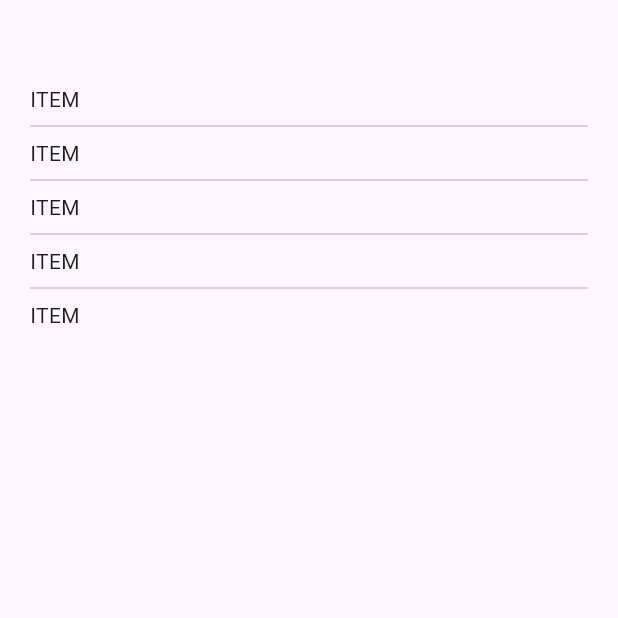
After one commit to Akshya107/flutter_basic_widget_ak, a Flutter app: the ListViewSeparatedExample screen opened directly, on a phone screen of 412 x 824 dp, the top half of it. The commit adds this screen. Run offline on Flutter 3.47's test engine with Material 3 defaults, Android fonts, the phone set to English and light mode, and no system bars.

Commit message:
ListView

```diff
--- /dev/null
+++ b/lib/list_view/list_view_separated_example.dart
@@ -0,0 +1,28 @@
+import 'package:flutter/material.dart';
+
+class ListViewSeparatedExample extends StatefulWidget {
+  const ListViewSeparatedExample({super.key});
+
+  @override
+  State<ListViewSeparatedExample> createState() => _ListViewExampleState();
+}
+
+class _ListViewExampleState extends State<ListViewSeparatedExample> {
+  @override
+  Widget build(BuildContext context) {
+    return Scaffold(
+      appBar: AppBar(),
+      body: ListView.separated(
+        padding: const EdgeInsets.symmetric(horizontal: 20),
+        itemBuilder: (BuildContext context, int index) {
+          return const Text("ITEM");
+        },
+        separatorBuilder: (BuildContext context, int index) {
+          return const Divider(); // will provide a horizontal flat line to divide
+          // every item in list
+        },
+        itemCount: 5,
+      ),
+    );
+  }
+}
```
Also changed, not shown: lib/list_view/list_view_builder_example.dart (added, +24 -0 lines), lib/list_view/list_view_example.dart (added, +27 -0 lines), lib/list_view/notes.txt (added, +38 -0 lines), lib/main.dart (+12 -0 lines), 1 other file.
